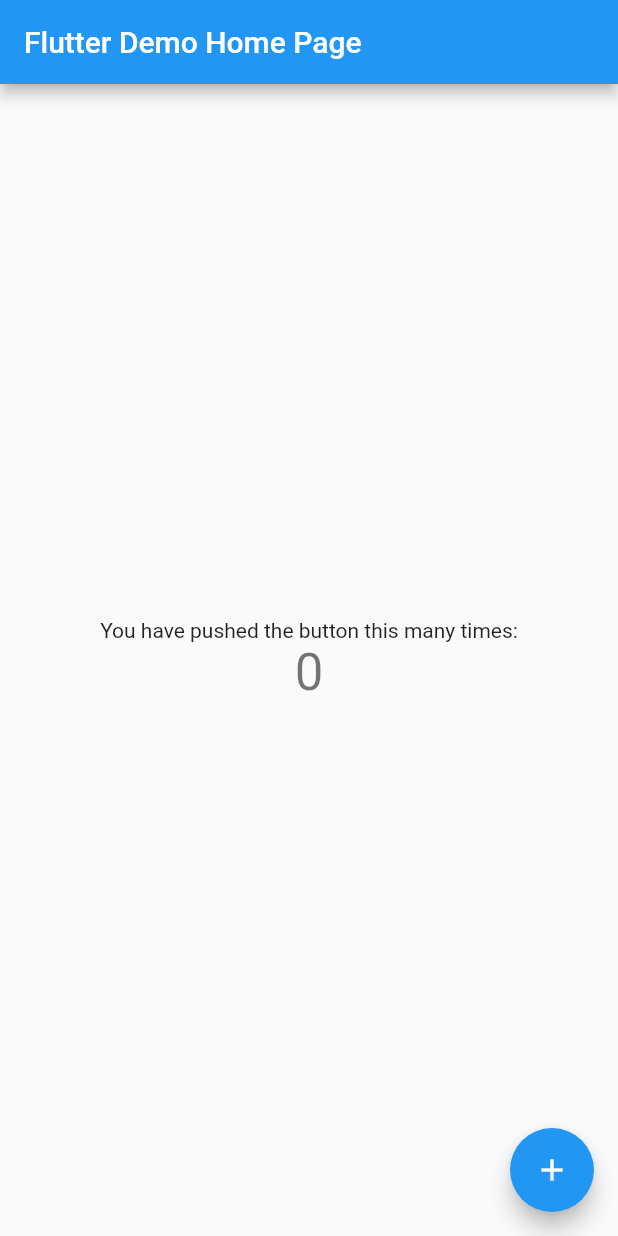
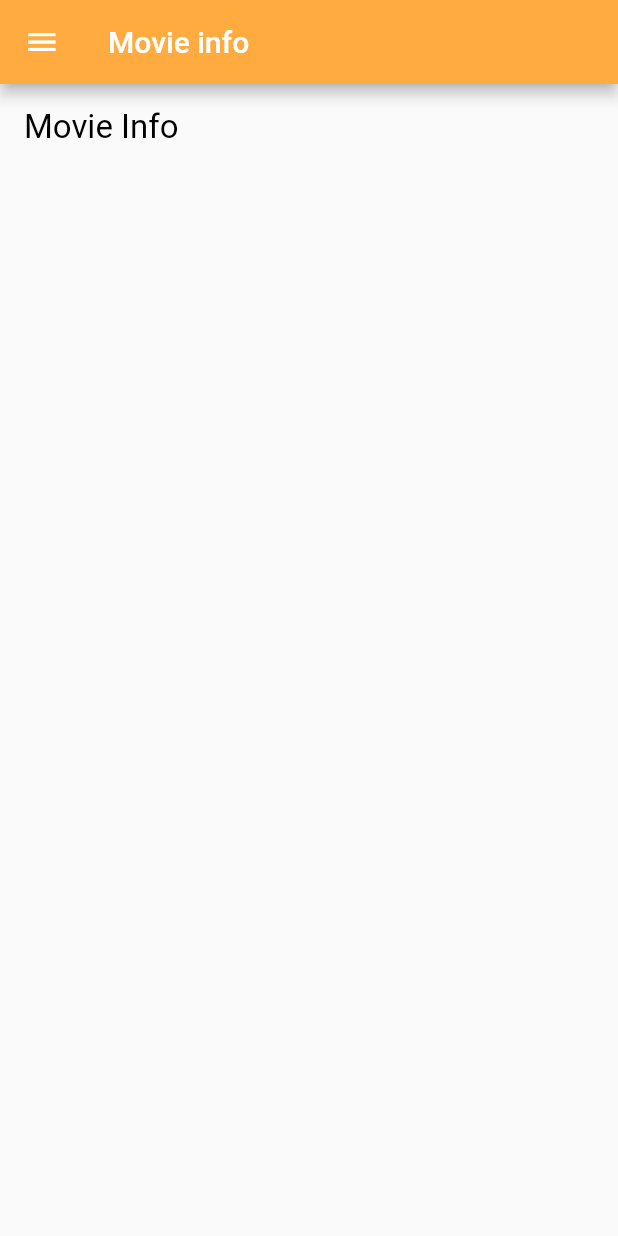
Before and after one commit to Punithraaj/Movies-Info, a Flutter app: the screen it shows after launch, on a phone screen of 412 x 824 dp. Run offline on Flutter 3.47's test engine with Material 2 defaults, Android fonts, the phone set to English and light mode, and no system bars.

Commit message:
Inital Comit

```diff
--- a/lib/main.dart
+++ b/lib/main.dart
@@ -1,4 +1,5 @@
 import 'package:flutter/material.dart';
+import 'package:movie_info_app/screens/home/home_screen.dart';
 
 void main() {
   runApp(MyApp());
@@ -8,110 +9,13 @@ class MyApp extends StatelessWidget {
   // This widget is the root of your application.
   @override
   Widget build(BuildContext context) {
-    return MaterialApp(
-      title: 'Flutter Demo',
-      theme: ThemeData(
-        // This is the theme of your application.
-        //
-        // Try running your application with "flutter run". You'll see the
-        // application has a blue toolbar. Then, without quitting the app, try
-        // changing the primarySwatch below to Colors.green and then invoke
-        // "hot reload" (press "r" in the console where you ran "flutter run",
-        // or simply save your changes to "hot reload" in a Flutter IDE).
-        // Notice that the counter didn't reset back to zero; the application
-        // is not restarted.
-        primarySwatch: Colors.blue,
-        // This makes the visual density adapt to the platform that you run
-        // the app on. For desktop platforms, the controls will be smaller and
-        // closer together (more dense) than on mobile platforms.
-        visualDensity: VisualDensity.adaptivePlatformDensity,
-      ),
-      home: MyHomePage(title: 'Flutter Demo Home Page'),
+    return new MaterialApp(
+        title: 'Movie Info',
+        debugShowCheckedModeBanner: false,
+        theme: ThemeData(
+          visualDensity: VisualDensity.adaptivePlatformDensity,
+        ),
+        home: HomeScreen()
     );
   }
 }
-
-class MyHomePage extends StatefulWidget {
-  MyHomePage({Key key, this.title}) : super(key: key);
-
-  // This widget is the home page of your application. It is stateful, meaning
-  // that it has a State object (defined below) that contains fields that affect
-  // how it looks.
-
-  // This class is the configuration for the state. It holds the values (in this
-  // case the title) provided by the parent (in this case the App widget) and
-  // used by the build method of the State. Fields in a Widget subclass are
-  // always marked "final".
-
-  final String title;
-
-  @override
-  _MyHomePageState createState() => _MyHomePageState();
-}
-
-class _MyHomePageState extends State<MyHomePage> {
-  int _counter = 0;
-
-  void _incrementCounter() {
-    setState(() {
-      // This call to setState tells the Flutter framework that something has
-      // changed in this State, which causes it to rerun the build method below
-      // so that the display can reflect the updated values. If we changed
-      // _counter without calling setState(), then the build method would not be
-      // called again, and so nothing would appear to happen.
-      _counter++;
-    });
-  }
-
-  @override
-  Widget build(BuildContext context) {
-    // This method is rerun every time setState is called, for instance as done
-    // by the _incrementCounter method above.
-    //
-    // The Flutter framework has been optimized to make rerunning build methods
-    // fast, so that you can just rebuild anything that needs updating rather
-    // than having to individually change instances of widgets.
-    return Scaffold(
-      appBar: AppBar(
-        // Here we take the value from the MyHomePage object that was created by
-        // the App.build method, and use it to set our appbar title.
-        title: Text(widget.title),
-      ),
-      body: Center(
-        // Center is a layout widget. It takes a single child and positions it
-        // in the middle of the parent.
-        child: Column(
-          // Column is also a layout widget. It takes a list of children and
-          // arranges them vertically. By default, it sizes itself to fit its
-          // children horizontally, and tries to be as tall as its parent.
-          //
-          // Invoke "debug painting" (press "p" in the console, choose the
-          // "Toggle Debug Paint" action from the Flutter Inspector in Android
-          // Studio, or the "Toggle Debug Paint" command in Visual Studio Code)
-          // to see the wireframe for each widget.
-          //
-          // Column has various properties to control how it sizes itself and
-          // how it positions its children. Here we use mainAxisAlignment to
-          // center the children vertically; the main axis here is the vertical
-          // axis because Columns are vertical (the cross axis would be
-          // horizontal).
-          mainAxisAlignment: MainAxisAlignment.center,
-          children: <Widget>[
-            Text(
-              'You have pushed the button this many times:',
-            ),
-            Text(
-              '$_counter',
-              style: Theme.of(context).textTheme.headline4,
-            ),
-          ],
-        ),
-      ),
-      floatingActionButton: FloatingActionButton(
-        onPressed: _incrementCounter,
-        tooltip: 'Increment',
-        child: Icon(Icons.add),
-      ), // This trailing comma makes auto-formatting nicer for build methods.
-    );
-  }
-}
--- /dev/null
+++ b/lib/screens/home/home_screen.dart
@@ -0,0 +1,77 @@
+import 'package:flutter/material.dart';
+
+class HomeScreen extends StatefulWidget {
+  @override
+  _HomeScreenState createState() => _HomeScreenState();
+}
+
+class _HomeScreenState extends State<HomeScreen> {
+  static const IconData contacts = IconData(0xe680, fontFamily: 'MaterialIcons');
+  @override
+  Widget build(BuildContext context) {
+    return new Scaffold(
+        appBar: new AppBar(
+        title: new Text('Movie info'),
+    backgroundColor: Colors.orangeAccent,
+    ),
+        drawer: new Drawer(
+            child: Container(
+              color: Colors.white,
+              child: new ListView(
+                children: <Widget>[
+                  new UserAccountsDrawerHeader(
+                    decoration: new BoxDecoration(
+                      image: new DecorationImage(
+                        image: new AssetImage('assets/images/MI.png'),
+                        fit: BoxFit.cover,
+                      ),
+                      gradient: LinearGradient(
+                        colors: <Color>[Colors.deepOrange,Colors.orangeAccent],
+                      )
+                    ),
+                  ),
+                  new ListTile(
+                      title: new Text("Home"),
+                      trailing: new Icon(Icons.home),
+                      onTap: () {
+                        Navigator.pop(context);
+                      }),
+                  new ListTile(
+                      title: new Text("Theaters"),
+                      trailing: new Icon(Icons.local_movies_sharp),
+                      onTap: () {
+
+                      }),
+                  new ListTile(
+                      title: new Text("Contact Us"),
+                      trailing: new Icon(contacts),
+                      onTap: () {
+                      }),
+                  new ListTile(
+                      title: new Text("Share"),
+                      trailing: new Icon(Icons.share_sharp),
+                      onTap: () {
+                      }),
+                ],
+              ),
+            )),
+        body: new SingleChildScrollView(
+            child: new Container(
+                padding: const EdgeInsets.all(16.0),
+                child: new Column(mainAxisSize: MainAxisSize.min, children: [
+                  new Container(
+                      child: new Align(
+                          alignment: Alignment.topLeft,
+                          child: new Text("Movie Info",
+                              style: new TextStyle(
+                                fontSize: 22.0,
+                                color: Colors.black,
+                              )))),
+                  new Flexible(
+                      fit: FlexFit.loose,
+                      child: new Container(
+                        padding: const EdgeInsets.all(10.0),
+                      ))
+                ]))));
+  }
+}
--- a/pubspec.yaml
+++ b/pubspec.yaml
@@ -45,9 +45,8 @@ flutter:
   uses-material-design: true
 
   # To add assets to your application, add an assets section, like this:
-  # assets:
-  #   - images/a_dot_burr.jpeg
-  #   - images/a_dot_ham.jpeg
+  assets:
+    - assets/images/
 
   # An image asset can refer to one or more resolution-specific "variants", see
   # https://flutter.dev/assets-and-images/#resolution-aware.
```
